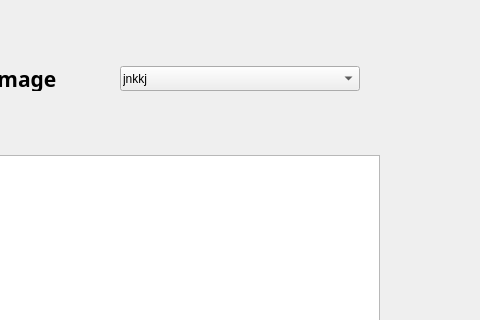
The window that app.ui (Ta7a21/featurvio) describes before a commit, drawn with Qt 5; both pictures show x 817 to 1297 and y 0 to 320 of the 1297 by 686 pixel window.
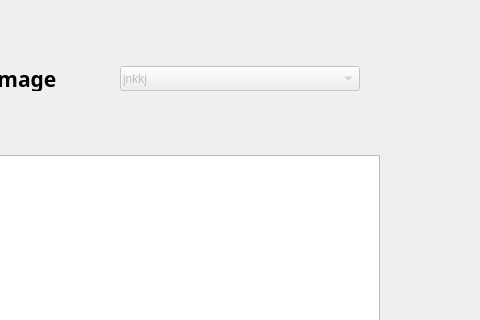
The same window after the commit. Custom widgets are drawn as their Qt base class.

Commit message: Add harris algorithm

The edit to the form file:
```diff
--- a/app.ui
+++ b/app.ui
@@ -206,6 +206,9 @@
         </item>
         <item alignment="Qt::AlignVCenter">
          <widget class="QComboBox" name="features_combobox">
+          <property name="enabled">
+           <bool>false</bool>
+          </property>
           <property name="sizePolicy">
            <sizepolicy hsizetype="Expanding" vsizetype="Fixed">
             <horstretch>0</horstretch>
@@ -232,7 +235,12 @@
           </property>
           <item>
            <property name="text">
-            <string>Harris</string>
+            <string>Harris Response</string>
+           </property>
+          </item>
+          <item>
+           <property name="text">
+            <string>Corners</string>
            </property>
           </item>
           <item>
```
The commit also changes 12 other files.
